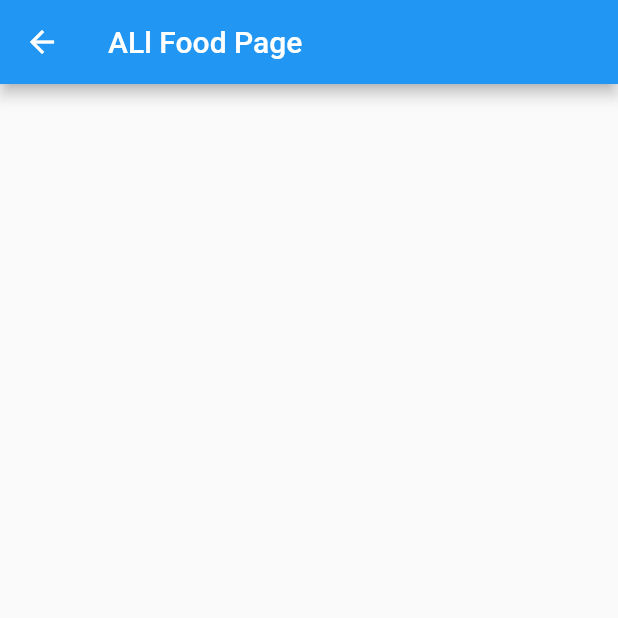
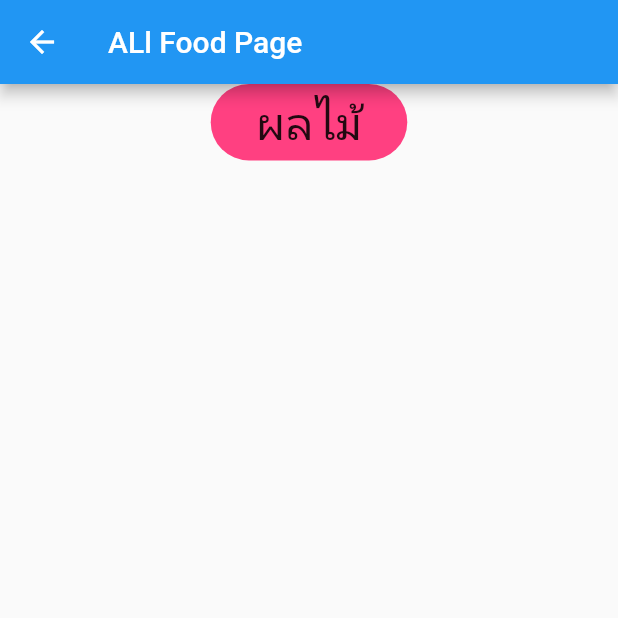
Before and after one commit to AINutritionProject/KinDeeUDee, a Flutter app: the AllFoodPage screen opened directly, on a phone screen of 412 x 824 dp, the top half of it. Run offline on Flutter 3.47's test engine with Material 2 defaults, Android fonts, the phone set to English and light mode, and no system bars; our stand-ins replace firebase_core; accounts and stored records are empty.

Commit message:
create type title in all_food page

```diff
--- a/lib/pages/all_food.dart
+++ b/lib/pages/all_food.dart
@@ -8,12 +8,25 @@ class AllFoodPage extends StatelessWidget {
   Widget build(BuildContext context) {
     return Scaffold(
       appBar: AppBar(title: const Text("ALl Food Page")),
-      body: const Column(
+      body: Column(
         children: [
-          SizedBox(
-            width: double.infinity,
-            height: 30,
-          )
+          Center(
+            child: Container(
+              padding: const EdgeInsets.symmetric(horizontal: 30, vertical: 5),
+              decoration: const BoxDecoration(
+                color: Colors.pinkAccent,
+                borderRadius: BorderRadius.all(
+                  Radius.circular(30),
+                ),
+              ),
+              child: Text(
+                type == "Fruit" ? "ผลไม้" : "ข้าวแป้ง",
+                style: const TextStyle(
+                  fontSize: 30,
+                ),
+              ),
+            ),
+          ),
         ],
       ),
     );
```
